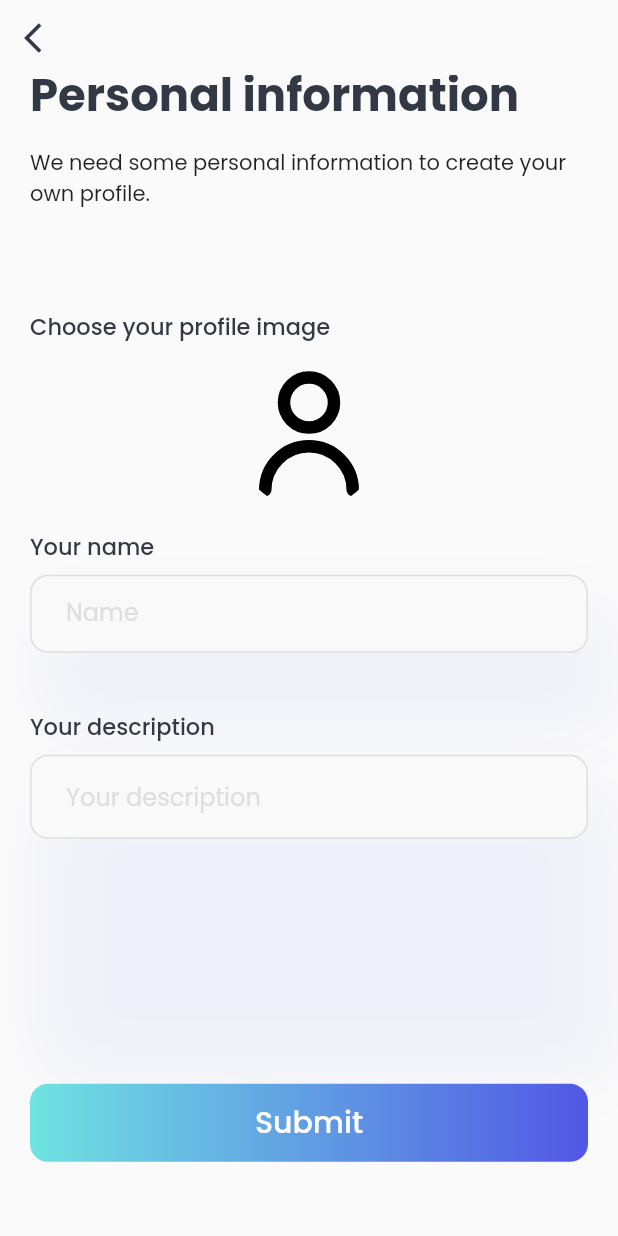
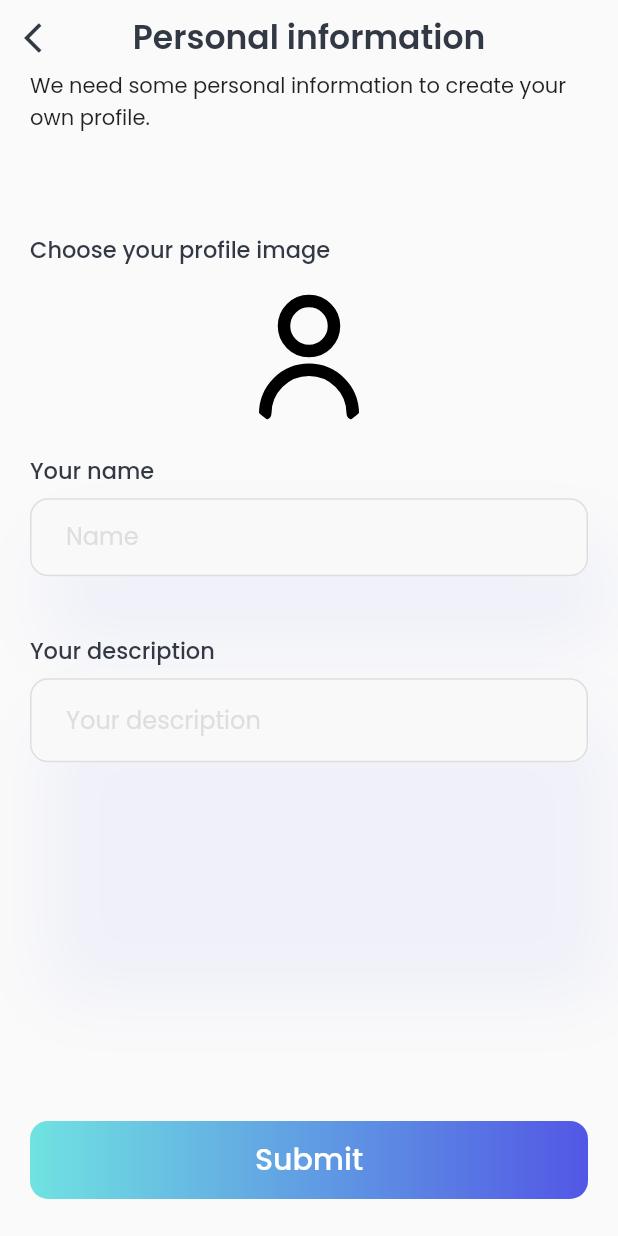
Before and after one commit to dkdeptrai/BookVies, a Flutter app: the PersonalInformationScreen screen opened directly, scrolled down 50 dp, after a tap on the "arrow back ios" icon, on a phone screen of 412 x 824 dp. Run offline on Flutter 3.47's test engine with Material 2 defaults, Android fonts, the light colour scheme and no system bars; our stand-ins replace bloc, cached_network_image, carousel_slider, cloud_firestore, equatable, firebase_auth and 14 more; accounts and stored records are empty; network calls fail.

Commit message:
feat: added a screen for user to choose his favorite genres

```diff
--- a/lib/blocs/auth_bloc/auth_event.dart
+++ b/lib/blocs/auth_bloc/auth_event.dart
@@ -59,3 +59,9 @@ class AuthEventAddUserInformation extends AuthEvent {
     required this.description,
   });
 }
+
+class AuthEventAddUserFavoriteGenres extends AuthEvent {
+  final List<String> genres;
+
+  const AuthEventAddUserFavoriteGenres(this.genres);
+}
--- a/lib/blocs/auth_bloc/auth_state.dart
+++ b/lib/blocs/auth_bloc/auth_state.dart
@@ -85,3 +85,7 @@ class AuthStateUserInformation extends AuthState {
     this.description,
   );
 }
+
+class AuthStateNoFavoritesGenres extends AuthState {
+  const AuthStateNoFavoritesGenres();
+}
--- a/lib/main.dart
+++ b/lib/main.dart
@@ -3,8 +3,10 @@ import 'package:bookvies/blocs/auth_bloc/auth_event.dart';
 import 'package:bookvies/blocs/auth_bloc/auth_state.dart';
 import 'package:bookvies/blocs/description_review_list_bloc/description_review_list_bloc.dart';
 import 'package:bookvies/blocs/user_bloc/user_bloc.dart';
+import 'package:bookvies/screens/favorite_genres_screen/favorite_genres_screen.dart';
 import 'package:bookvies/screens/forgot_password_screen/forgot_password_screen.dart';
 import 'package:bookvies/screens/main_screen/main_screen.dart';
+import 'package:bookvies/screens/personal_information_screen/personal_information_screen.dart';
 import 'package:bookvies/screens/sign_up_screen/sign_up_screen.dart';
 import 'package:bookvies/screens/splash_screen/splash_screen.dart';
 import 'package:bookvies/services/authentication/authentication_firebase_provider.dart';
@@ -53,6 +55,7 @@ class MyApp extends StatelessWidget {
 
           BlocBuilder<AuthBloc, AuthState>(
         builder: (context, state) {
+          // return FavoriteGenresScreen();
           if (state is AuthStateLoggedIn) {
             context.read<UserBloc>().add(const LoadUser());
             return BlocBuilder<UserBloc, UserState>(
@@ -70,13 +73,27 @@ class MyApp extends StatelessWidget {
                 }
               },
             );
+            return const MainScreen();
           } else if (state is AuthStateLoggedOut) {
             return const LoginScreen();
+          } else if (state is AuthStateSignUpFailure) {
+            return const SignUpScreen();
           } else if (state is AuthStateForgotPassword) {
             return const ForgotPasswordScreen();
           } else if (state is AuthStateNeedSignUp) {
             return const SignUpScreen();
+          } else if (state is AuthStateNoUserInformation) {
+            return const PersonalInformationScreen();
+          } else if (state is AuthStateNoFavoritesGenres) {
+            return const FavoriteGenresScreen();
           } else {
+            return Scaffold(
+              body: Center(
+                child: Text(
+                  state.toString(),
+                ),
+              ),
+            );
             return const SplashScreen();
           }
         },
--- a/lib/screens/chat_list_screen/chat_list_screen.dart
+++ b/lib/screens/chat_list_screen/chat_list_screen.dart
@@ -73,7 +73,8 @@ class _ChatListScreenState extends State<ChatListScreen> {
         stream: chatUpdates(),
         builder: (context, snapshot) {
           if (snapshot.hasError) {
-            return Text(snapshot.error.toString());
+            return const Center(
+                child: Text("Looks like you haven't chat with anyone yet!"));
           } else if (snapshot.connectionState == ConnectionState.waiting) {
             return const CircularProgressIndicator();
           } else if (snapshot.data == null || snapshot.data!.isEmpty) {
--- a/lib/screens/personal_information_screen/personal_information_screen.dart
+++ b/lib/screens/personal_information_screen/personal_information_screen.dart
@@ -8,6 +8,7 @@ import 'package:bookvies/common_widgets/custom_text_form_field.dart';
 import 'package:bookvies/constant/assets.dart';
 import 'package:bookvies/constant/colors.dart';
 import 'package:bookvies/constant/styles.dart';
+import 'package:bookvies/screens/favorite_genres_screen/favorite_genres_screen.dart';
 import 'package:bookvies/screens/login_screen/login_screen.dart';
 import 'package:flutter/material.dart';
 import 'package:flutter_bloc/flutter_bloc.dart';
@@ -40,7 +41,7 @@ class _PersonalInformationScreenState extends State<PersonalInformationScreen> {
       appBar: PreferredSize(
         preferredSize: const Size.fromHeight(50),
         child: CustomAppBar(
-          title: "",
+          title: "Personal information",
           leading: IconButton(
             icon: const Icon(
               Icons.arrow_back_ios,
@@ -60,15 +61,6 @@ class _PersonalInformationScreenState extends State<PersonalInformationScreen> {
                 left: 20, right: 20, top: topMargin, bottom: bottomMargin),
             child: Column(
               children: [
-                Container(
-                  margin: const EdgeInsets.only(bottom: 6),
-                  width: double.infinity,
-                  child: const Text(
-                    "Personal information",
-                    style: AppStyles.authenticationHeader,
-                    textAlign: TextAlign.left,
-                  ),
-                ),
                 Container(
                   margin: const EdgeInsets.only(bottom: 33, top: 6),
                   child: const Text(
@@ -145,7 +137,6 @@ class _PersonalInformationScreenState extends State<PersonalInformationScreen> {
                 CustomButtonWithGradientBackground(
                   height: 52,
                   text: "Submit",
-                  margin: EdgeInsets.only(bottom: bottomMargin),
                   onPressed: () {
                     _uploadUserInfo();
                   },
--- a/lib/screens/sign_up_screen/sign_up_screen.dart
+++ b/lib/screens/sign_up_screen/sign_up_screen.dart
@@ -204,7 +204,7 @@ class _SignUpScreenState extends State<SignUpScreen> {
                       child: Row(
                         mainAxisAlignment: MainAxisAlignment.center,
                         children: [
-                          Text("Already had an accout? ",
+                          Text("Already had an account? ",
                               style: AppStyles.hintTextStyle),
                           GestureDetector(
                             onTap: () {
--- a/lib/utils/router.dart
+++ b/lib/utils/router.dart
@@ -1,5 +1,6 @@
 import 'package:bookvies/screens/book_description_screen/description_screen.dart';
 import 'package:bookvies/models/media_model.dart';
+import 'package:bookvies/screens/favorite_genres_screen/favorite_genres_screen.dart';
 import 'package:bookvies/screens/forgot_password_screen/forgot_password_screen.dart';
 import 'package:bookvies/screens/main_screen/main_screen.dart';
 import 'package:bookvies/screens/recommend_movies_screen/recommend_movies_screen.dart';
@@ -22,6 +23,8 @@ class AppRouter {
         return MaterialPageRoute(builder: (_) => const LoginScreen());
       case (SearchBooksScreen.id):
         return MaterialPageRoute(builder: (_) => const SearchBooksScreen());
+      case (FavoriteGenresScreen.id):
+        return MaterialPageRoute(builder: (_) => const FavoriteGenresScreen());
       case (PopularBookScreen.id):
         return MaterialPageRoute(builder: (_) => const PopularBookScreen());
       case (ExploreBooksScreen.id):
```
Also changed, not shown: lib/blocs/auth_bloc/auth_bloc.dart (+15 -0 lines), lib/screens/chat_list_screen/widget/chat_tile.dart (+6 -8 lines), lib/screens/favorite_genres_screen/favorite_genres_screen.dart (added, +144 -0 lines).
